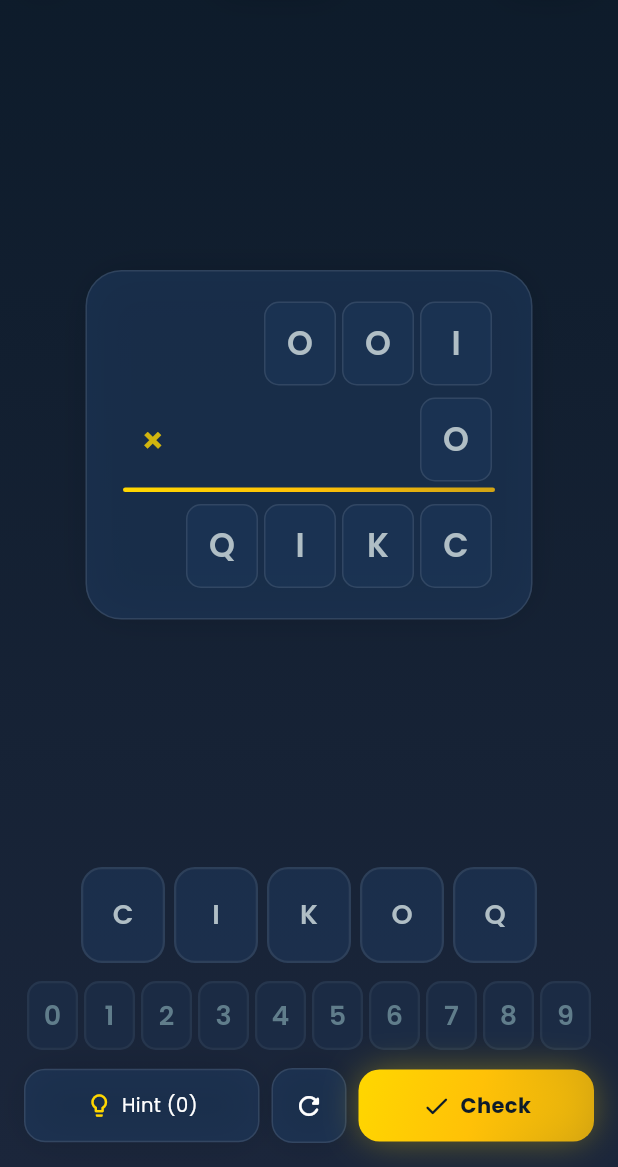
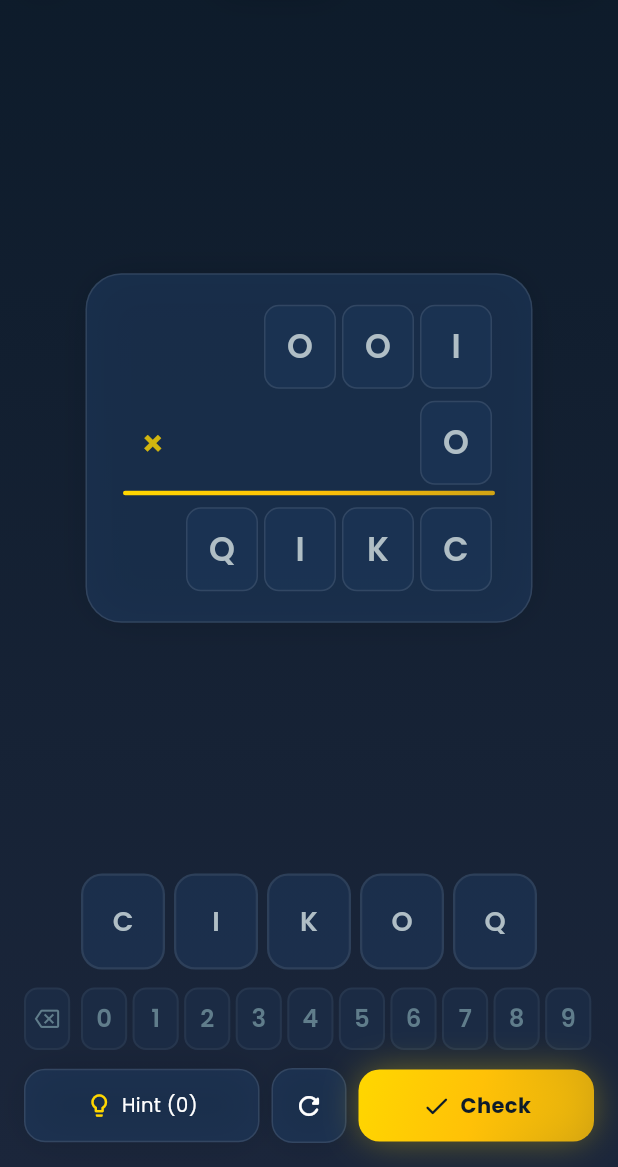
Before and after one commit to imamsatya/cryptiq, a Flutter app: the DailyChallengeScreen screen opened by its route, on a phone screen of 412 x 824 dp, the part 69-1236 px from its top. Run offline on Flutter 3.47's test engine with Material 3 defaults, Android fonts, the phone set to English and light mode, and no system bars; our stand-ins replace audioplayers, confetti, equatable, flutter_local_notifications, flutter_riverpod, go_router and 7 more; missing offline and left inert: in_app_update; accounts and stored records are empty.

Commit message:
feat: add clear (eraser) button to number pad for intuitive UX

```diff
--- a/lib/presentation/widgets/number_pad.dart
+++ b/lib/presentation/widgets/number_pad.dart
@@ -6,12 +6,14 @@ class NumberPad extends StatelessWidget {
   final Set<int> usedDigits;
   final Function(int) onDigitTap;
   final Function(int)? onDigitLongPress;
+  final VoidCallback? onClearTap;
   final bool enabled;
 
   const NumberPad({
     super.key,
     required this.usedDigits,
     required this.onDigitTap,
+    this.onClearTap,
     this.onDigitLongPress,
     this.enabled = true,
   });
@@ -24,7 +26,38 @@ class NumberPad extends StatelessWidget {
         fit: BoxFit.scaleDown,
         child: Row(
         mainAxisAlignment: MainAxisAlignment.center,
-        children: List.generate(10, (index) {
+        children: [
+          // Clear button
+          if (onClearTap != null)
+            GestureDetector(
+              onTap: enabled ? onClearTap : null,
+              child: AnimatedContainer(
+                duration: const Duration(milliseconds: 150),
+                width: 34,
+                height: 46,
+                margin: const EdgeInsets.only(right: 6),
+                decoration: BoxDecoration(
+                  color: enabled
+                      ? AppTheme.surfaceLight.withValues(alpha: 0.5)
+                      : AppTheme.surfaceColor.withValues(alpha: 0.3),
+                  borderRadius: BorderRadius.circular(10),
+                  border: Border.all(
+                    color: enabled
+                        ? Colors.redAccent.withValues(alpha: 0.3)
+                        : Colors.white.withValues(alpha: 0.05),
+                    width: 1.5,
+                  ),
+                ),
+                child: Center(
+                  child: Icon(
+                    Icons.backspace_outlined,
+                    size: 18,
+                    color: enabled ? Colors.redAccent.withValues(alpha: 0.8) : AppTheme.textMuted,
+                  ),
+                ),
+              ),
+            ),
+          ...List.generate(10, (index) {
             final isUsed = usedDigits.contains(index);
 
             return GestureDetector(
@@ -68,6 +101,7 @@ class NumberPad extends StatelessWidget {
               ),
             );
           }),
+        ],
       ),
     ));
   }
```
Also changed, not shown: lib/presentation/screens/daily_challenge_screen.dart (+8 -0 lines), lib/presentation/screens/game_screen.dart (+8 -0 lines), lib/presentation/screens/multiplayer_game_screen.dart (+9 -0 lines). Lines whose indentation alone changed are shown as unchanged.
